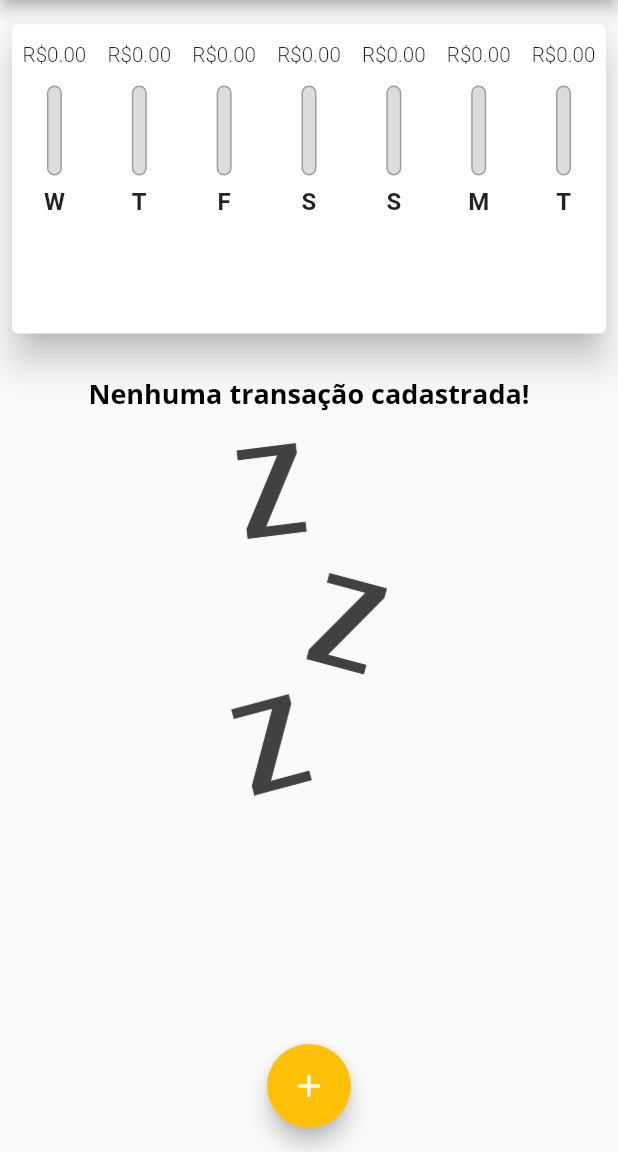
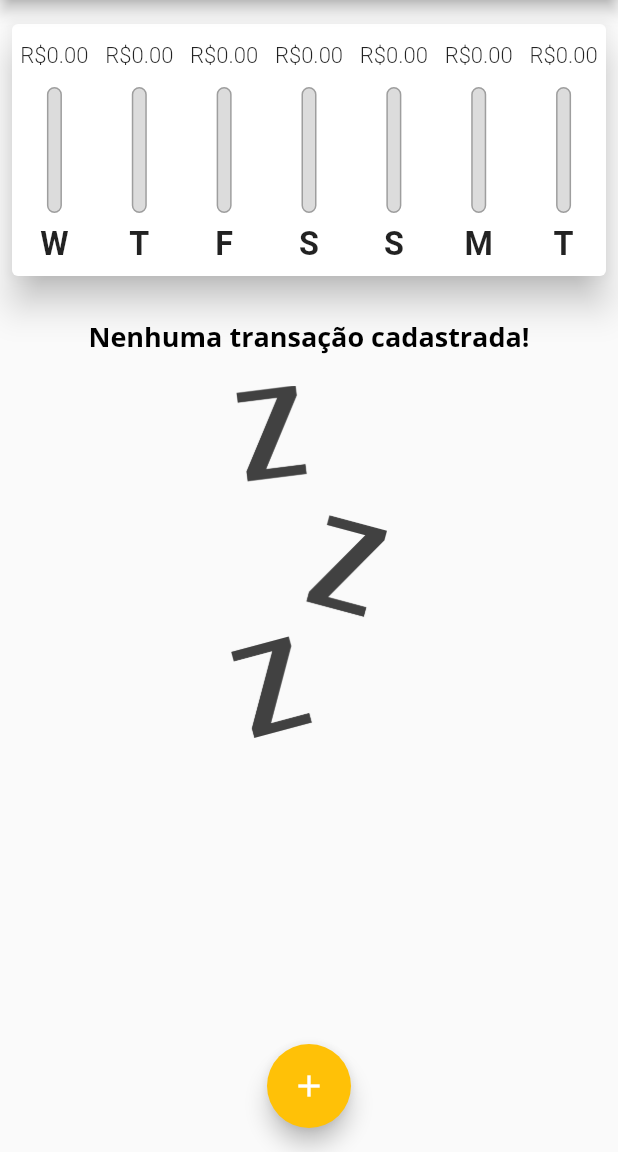
Before and after one commit to andreicampigotto/Expenses_app, a Flutter app: the screen it shows after launch, on a phone screen of 412 x 824 dp, the part 84-1236 px from its top. Run offline on Flutter 3.47's test engine with Material 2 defaults, Android fonts, the phone set to English and light mode, and no system bars.

Commit message:
adjust bars responsive

```diff
--- a/lib/components/chart_bar.dart
+++ b/lib/components/chart_bar.dart
@@ -1,4 +1,5 @@
 import 'package:flutter/material.dart';
+import 'package:flutter/rendering.dart';
 
 class ChartBar extends StatelessWidget {
   final String? label;
@@ -13,11 +14,13 @@ class ChartBar extends StatelessWidget {
 
   @override
   Widget build(BuildContext context) {
+    return LayoutBuilder(
+      builder: (ctx, constraints) {
         return Column(
           children: [
-        SizedBox(height: 8),
+            SizedBox(height: constraints.maxHeight * 0.05),
             Container(
-          height: 25,
+              height: constraints.maxHeight * 0.15,
               child: FittedBox(
                 child: Padding(
                   padding: const EdgeInsets.all(4.0),
@@ -25,15 +28,15 @@ class ChartBar extends StatelessWidget {
                     'R\$${value?.toStringAsFixed(2)}',
                     style: TextStyle(
                       fontWeight: FontWeight.w300,
-                  fontSize: 12.1,
+                      fontSize: 14 * MediaQuery.of(context).textScaleFactor,
                     ),
                   ),
                 ),
               ),
             ),
-        SizedBox(height: 8),
+            SizedBox(height: constraints.maxHeight * 0.05),
             Container(
-          height: 60,
+              height: constraints.maxHeight * 0.50,
               width: 10,
               child: Stack(
                 alignment: Alignment.bottomCenter,
@@ -58,16 +61,23 @@ class ChartBar extends StatelessWidget {
                 ],
               ),
             ),
-        SizedBox(height: 8),
-        Text(
+            SizedBox(height: constraints.maxHeight * 0.05),
+            Container(
+              height: constraints.maxHeight * 0.15,
+              child: FittedBox(
+                child: Text(
                   label!,
                   style: TextStyle(
                     fontWeight: FontWeight.bold,
-            fontSize: 16,
+                    fontSize: 12 * MediaQuery.of(context).textScaleFactor,
                   ),
                 ),
-        SizedBox(height: 8)
+              ),
+            ),
+            SizedBox(height: constraints.maxHeight * 0.05)
           ],
+        );
+      },
     );
   }
 }
--- a/lib/main.dart
+++ b/lib/main.dart
@@ -95,11 +95,11 @@ class _MyHomePageState extends State<MyHomePage> {
           crossAxisAlignment: CrossAxisAlignment.stretch,
           children: [
             Container(
-              height: availableHeight * 0.3,
+              height: availableHeight * 0.25,
               child: Chart(_recentTransactions),
             ),
             Container(
-              height: availableHeight * 0.7,
+              height: availableHeight * 0.75,
               child: TransactionList(_transactions, _removeTransaction),
             )
           ],
```
Lines whose indentation alone changed are shown as unchanged.
